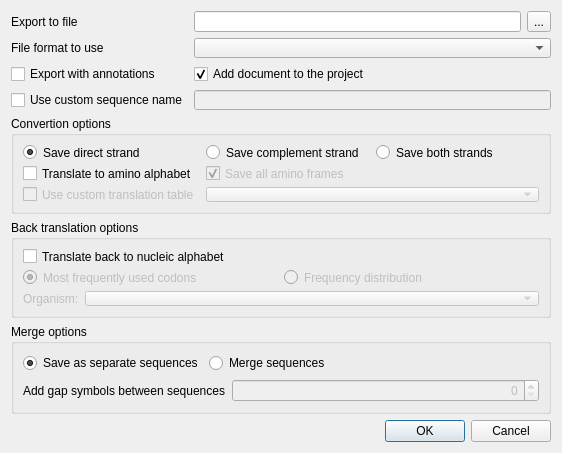
Qt form src/plugins/dna_export/src/ExportSequencesDialog.ui (violethaze74/ugene) before a commit.
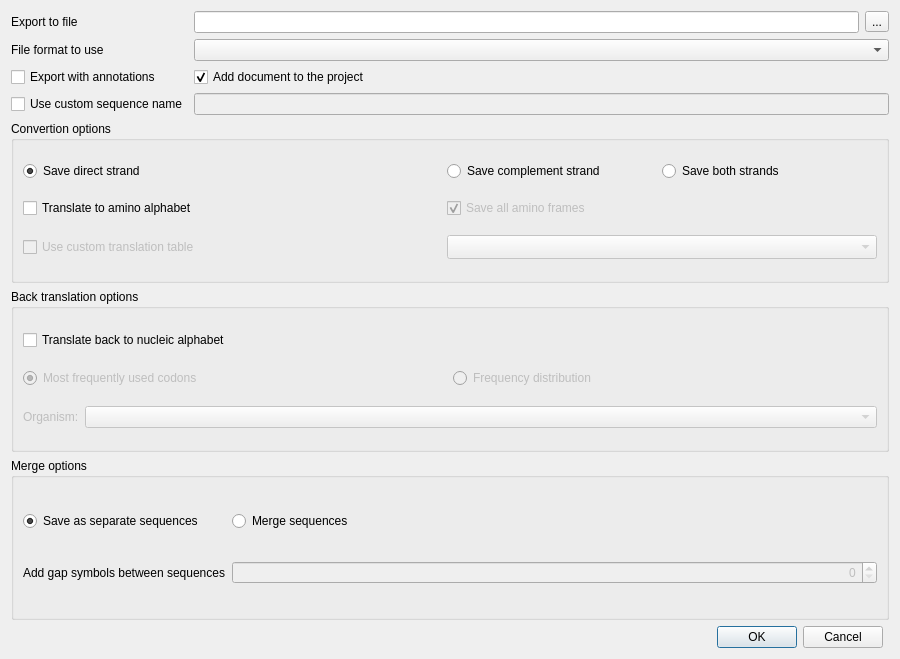
The same form after that commit.

Commit message: UGENE-7727. Export Selected Sequence Region dialog: bad layout (#1069)

Diff of the .ui file:
```diff
--- a/src/plugins/dna_export/src/ExportSequencesDialog.ui
+++ b/src/plugins/dna_export/src/ExportSequencesDialog.ui
@@ -6,8 +6,8 @@
    <rect>
     <x>0</x>
     <y>0</y>
-    <width>562</width>
-    <height>453</height>
+    <width>900</width>
+    <height>659</height>
    </rect>
   </property>
   <property name="sizePolicy">
@@ -18,14 +18,8 @@
   </property>
   <property name="minimumSize">
    <size>
-    <width>562</width>
-    <height>400</height>
-   </size>
-  </property>
-  <property name="maximumSize">
-   <size>
-    <width>800</width>
-    <height>514</height>
+    <width>900</width>
+    <height>0</height>
    </size>
   </property>
   <property name="windowTitle">
@@ -34,8 +28,8 @@
   <property name="modal">
    <bool>true</bool>
   </property>
-  <layout class="QVBoxLayout" name="verticalLayout">
-   <item>
+  <layout class="QGridLayout" name="gridLayout_5">
+   <item row="0" column="0" colspan="2">
     <layout class="QGridLayout" name="gridLayout_3">
      <item row="2" column="0">
       <widget class="QCheckBox" name="withAnnotationsBox">
@@ -104,14 +98,20 @@
      </item>
     </layout>
    </item>
-   <item>
+   <item row="1" column="0" colspan="2">
     <widget class="QGroupBox" name="translationBox">
      <property name="title">
       <string>Convertion options</string>
      </property>
      <layout class="QGridLayout" name="gridLayout_2">
-      <item row="1" column="0">
+      <item row="0" column="0">
        <widget class="QRadioButton" name="directStrandButton">
+        <property name="sizePolicy">
+         <sizepolicy hsizetype="Minimum" vsizetype="Fixed">
+          <horstretch>1</horstretch>
+          <verstretch>0</verstretch>
+         </sizepolicy>
+        </property>
         <property name="text">
          <string>Save direct strand</string>
         </property>
@@ -120,32 +120,63 @@
         </property>
        </widget>
       </item>
-      <item row="1" column="1">
+      <item row="0" column="1">
        <widget class="QRadioButton" name="complementStrandButton">
         <property name="text">
          <string>Save complement strand</string>
         </property>
        </widget>
       </item>
-      <item row="1" column="2">
+      <item row="0" column="2">
        <widget class="QRadioButton" name="bothStrandsButton">
+        <property name="sizePolicy">
+         <sizepolicy hsizetype="Minimum" vsizetype="Fixed">
+          <horstretch>1</horstretch>
+          <verstretch>0</verstretch>
+         </sizepolicy>
+        </property>
         <property name="text">
          <string>Save both strands</string>
         </property>
        </widget>
       </item>
-      <item row="2" column="0">
+      <item row="0" column="3">
+       <spacer name="horizontalSpacer">
+        <property name="orientation">
+         <enum>Qt::Horizontal</enum>
+        </property>
+        <property name="sizeHint" stdset="0">
+         <size>
+          <width>0</width>
+          <height>20</height>
+         </size>
+        </property>
+       </spacer>
+      </item>
+      <item row="1" column="0">
        <widget class="QCheckBox" name="translateButton">
+        <property name="sizePolicy">
+         <sizepolicy hsizetype="Minimum" vsizetype="Fixed">
+          <horstretch>2</horstretch>
+          <verstretch>0</verstretch>
+         </sizepolicy>
+        </property>
         <property name="text">
          <string>Translate to amino alphabet</string>
         </property>
        </widget>
       </item>
-      <item row="2" column="1">
+      <item row="1" column="1">
        <widget class="QCheckBox" name="allTFramesButton">
         <property name="enabled">
          <bool>false</bool>
         </property>
+        <property name="sizePolicy">
+         <sizepolicy hsizetype="Minimum" vsizetype="Fixed">
+          <horstretch>1</horstretch>
+          <verstretch>0</verstretch>
+         </sizepolicy>
+        </property>
         <property name="text">
          <string>Save all amino frames</string>
         </property>
@@ -154,46 +185,55 @@
         </property>
        </widget>
       </item>
-      <item row="3" column="1" colspan="2">
-       <widget class="QComboBox" name="translationTableCombo">
-        <property name="enabled">
-         <bool>false</bool>
-        </property>
-        <property name="sizePolicy">
-         <sizepolicy hsizetype="Expanding" vsizetype="Fixed">
-          <horstretch>0</horstretch>
-          <verstretch>0</verstretch>
-         </sizepolicy>
-        </property>
-       </widget>
-      </item>
-      <item row="3" column="0">
+      <item row="2" column="0">
        <widget class="QCheckBox" name="translationTableButton">
         <property name="enabled">
          <bool>false</bool>
         </property>
+        <property name="sizePolicy">
+         <sizepolicy hsizetype="Minimum" vsizetype="Fixed">
+          <horstretch>1</horstretch>
+          <verstretch>0</verstretch>
+         </sizepolicy>
+        </property>
         <property name="text">
          <string>Use custom translation table</string>
         </property>
        </widget>
       </item>
+      <item row="2" column="1" colspan="3">
+       <widget class="QComboBox" name="translationTableCombo">
+        <property name="enabled">
+         <bool>false</bool>
+        </property>
+        <property name="sizePolicy">
+         <sizepolicy hsizetype="MinimumExpanding" vsizetype="Fixed">
+          <horstretch>0</horstretch>
+          <verstretch>0</verstretch>
+         </sizepolicy>
+        </property>
+        <property name="sizeAdjustPolicy">
+         <enum>QComboBox::AdjustToMinimumContentsLengthWithIcon</enum>
+        </property>
+       </widget>
+      </item>
      </layout>
     </widget>
    </item>
-   <item>
+   <item row="2" column="0" colspan="2">
     <widget class="QGroupBox" name="backTranslationBox">
      <property name="title">
       <string>Back translation options</string>
      </property>
-     <layout class="QVBoxLayout" name="verticalLayout_2">
-      <item>
+     <layout class="QGridLayout" name="gridLayout_4">
+      <item row="0" column="0">
        <widget class="QCheckBox" name="backTranslateButton">
         <property name="text">
          <string>Translate back to nucleic alphabet</string>
         </property>
        </widget>
       </item>
-      <item>
+      <item row="1" column="0">
        <layout class="QHBoxLayout" name="horizontalLayout_4" stretch="0,0">
         <item>
          <widget class="QRadioButton" name="mostFrequentlyButton">
@@ -220,7 +260,7 @@
         </item>
        </layout>
       </item>
-      <item>
+      <item row="2" column="0">
        <layout class="QHBoxLayout" name="horizontalLayout" stretch="0,1">
         <item>
          <widget class="QLabel" name="organismLabel">
@@ -238,11 +278,17 @@
            <bool>false</bool>
           </property>
           <property name="sizePolicy">
-           <sizepolicy hsizetype="Expanding" vsizetype="Fixed">
+           <sizepolicy hsizetype="MinimumExpanding" vsizetype="Fixed">
             <horstretch>0</horstretch>
             <verstretch>0</verstretch>
            </sizepolicy>
           </property>
+          <property name="maximumSize">
+           <size>
+            <width>16777215</width>
+            <height>16777215</height>
+           </size>
+          </property>
           <property name="frame">
            <bool>true</bool>
           </property>
@@ -253,19 +299,12 @@
      </layout>
     </widget>
    </item>
-   <item>
+   <item row="3" column="0" colspan="2">
     <widget class="QGroupBox" name="saveModeBox">
      <property name="title">
       <string>Merge options</string>
      </property>
-     <layout class="QGridLayout" name="gridLayout" rowstretch="0,0" columnstretch="0,1">
-      <item row="0" column="1">
-       <widget class="QRadioButton" name="mergeButton">
-        <property name="text">
-         <string>Merge sequences</string>
-        </property>
-       </widget>
-      </item>
+     <layout class="QGridLayout" name="gridLayout">
       <item row="0" column="0">
        <widget class="QRadioButton" name="separateButton">
         <property name="text">
@@ -276,16 +315,34 @@
         </property>
        </widget>
       </item>
-      <item row="1" column="0" colspan="2">
-       <layout class="QHBoxLayout" name="horizontalLayout_2">
-        <item>
+      <item row="0" column="1">
+       <widget class="QRadioButton" name="mergeButton">
+        <property name="text">
+         <string>Merge sequences</string>
+        </property>
+       </widget>
+      </item>
+      <item row="0" column="2">
+       <spacer name="horizontalSpacer_2">
+        <property name="orientation">
+         <enum>Qt::Horizontal</enum>
+        </property>
+        <property name="sizeHint" stdset="0">
+         <size>
+          <width>283</width>
+          <height>20</height>
+         </size>
+        </property>
+       </spacer>
+      </item>
+      <item row="1" column="0">
          <widget class="QLabel" name="merge_gap_label">
           <property name="text">
            <string>Add gap symbols between sequences</string>
           </property>
          </widget>
         </item>
-        <item>
+      <item row="1" column="1" colspan="2">
          <widget class="QSpinBox" name="mergeSpinBox">
           <property name="enabled">
            <bool>false</bool>
@@ -305,24 +362,9 @@
          </widget>
         </item>
        </layout>
-      </item>
-     </layout>
     </widget>
    </item>
-   <item>
-    <spacer name="verticalSpacer">
-     <property name="orientation">
-      <enum>Qt::Vertical</enum>
-     </property>
-     <property name="sizeHint" stdset="0">
-      <size>
-       <width>20</width>
-       <height>40</height>
-      </size>
-     </property>
-    </spacer>
-   </item>
-   <item>
+   <item row="4" column="0">
     <widget class="QDialogButtonBox" name="buttonBox">
      <property name="standardButtons">
       <set>QDialogButtonBox::Cancel|QDialogButtonBox::Ok</set>
```
Left out of the diff: 1 changed line with no effect on the pictures. Lines whose indentation alone changed are shown as unchanged.
